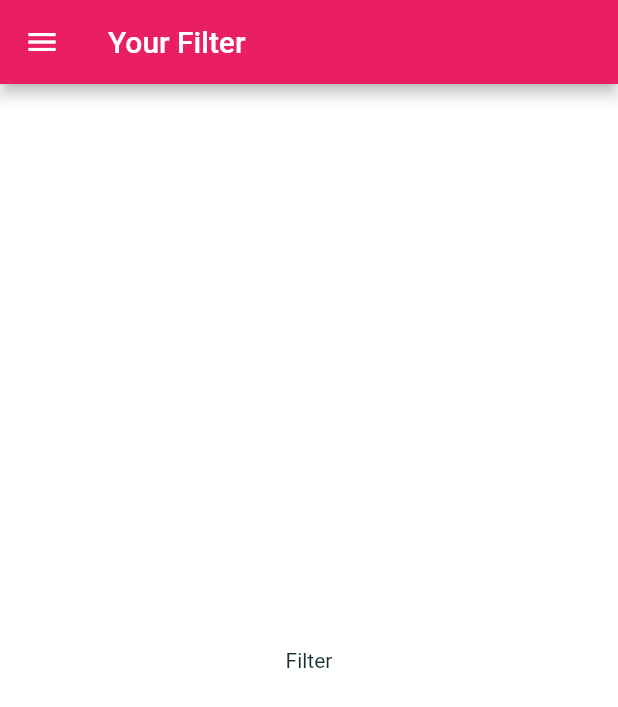
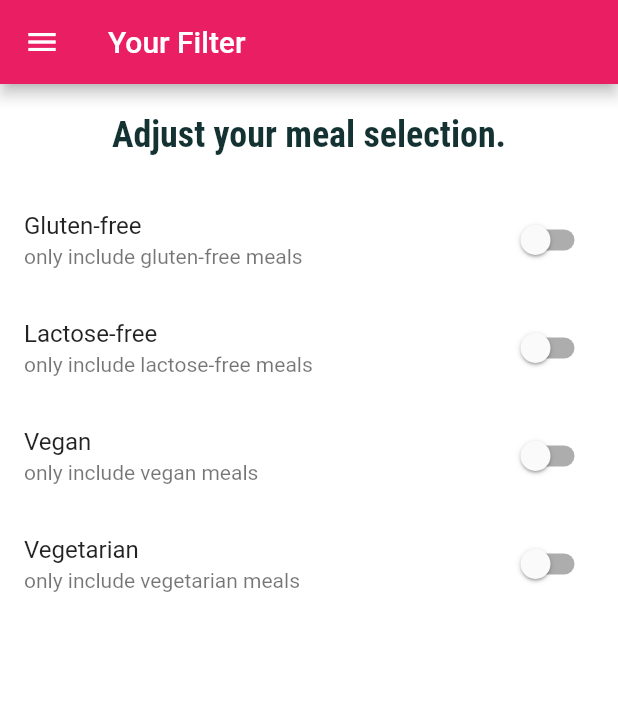
Before and after one commit to NourhanAbuGhaly/meal_app, a Flutter app: the FilterScreen screen opened by its route, on a phone screen of 412 x 824 dp. Shown: the top 707 px of the screen. Run offline on Flutter 3.47's test engine with Material 2 defaults, Android fonts, the phone set to English and light mode, and no system bars.

Commit message:
thired version

```diff
--- a/lib/screen/filter_screen.dart
+++ b/lib/screen/filter_screen.dart
@@ -1,10 +1,30 @@
 import 'package:flutter/material.dart';
 import 'package:meal_app/screen/main_drawer.dart';
 
-class FilterScreen extends StatelessWidget {
+class FilterScreen extends StatefulWidget {
   const FilterScreen({super.key});
 
   static const String id = "FilterScreen";
+
+  @override
+  State<FilterScreen> createState() => _FilterScreenState();
+}
+
+class _FilterScreenState extends State<FilterScreen> {
+  bool _isGlutenFree = false;
+  bool _isLactoseFree = false;
+  bool _isVegan = false;
+  bool _isVegetarian = false;
+
+  Widget buildSwitchListTitle(
+      bool value, Function(bool) onChange, String title, String description) {
+    return SwitchListTile(
+      value: value,
+      onChanged: onChange,
+      title: Text(title),
+      subtitle: Text(description),
+    );
+  }
 
   @override
   Widget build(BuildContext context) {
@@ -12,8 +32,61 @@ class FilterScreen extends StatelessWidget {
       appBar: AppBar(
         title: Text("Your Filter"),
       ),
-      body: Center(
-        child: Text("Filter"),
+      body: Column(
+        children: [
+          Container(
+            padding: EdgeInsets.all(20),
+            child: Text(
+              "Adjust your meal selection.",
+              style: TextStyle(
+                fontWeight: FontWeight.bold,
+                fontSize: 24,
+                fontFamily: "RobotoCondensed",
+              ),
+            ),
+          ),
+          Expanded(
+              child: ListView(
+            children: [
+              buildSwitchListTitle(
+                  _isGlutenFree,
+                 ( newValue) {
+                        setState(() {
+                          _isGlutenFree = newValue;
+                        });
+                      },
+                  "Gluten-free",
+                  "only include gluten-free meals"),
+              buildSwitchListTitle(
+                  _isLactoseFree,
+                 (bool newValue) {
+                        setState(() {
+                          _isLactoseFree = newValue;
+                        });
+                      },
+                  "Lactose-free",
+                  "only include lactose-free meals"),
+              buildSwitchListTitle(
+                  _isVegan,
+              (bool newValue) {
+                        setState(() {
+                          _isVegan = newValue;
+                        });
+                      },
+                  "Vegan",
+                  "only include vegan meals"),
+              buildSwitchListTitle(
+                  _isVegetarian,
+                 (bool newValue) {
+                        setState(() {
+                          _isVegetarian = newValue;
+                        });
+                      },
+                  "Vegetarian",
+                  "only include vegetarian meals"),
+            ],
+          ))
+        ],
       ),
       drawer: MainDrawer(),
     );
```
